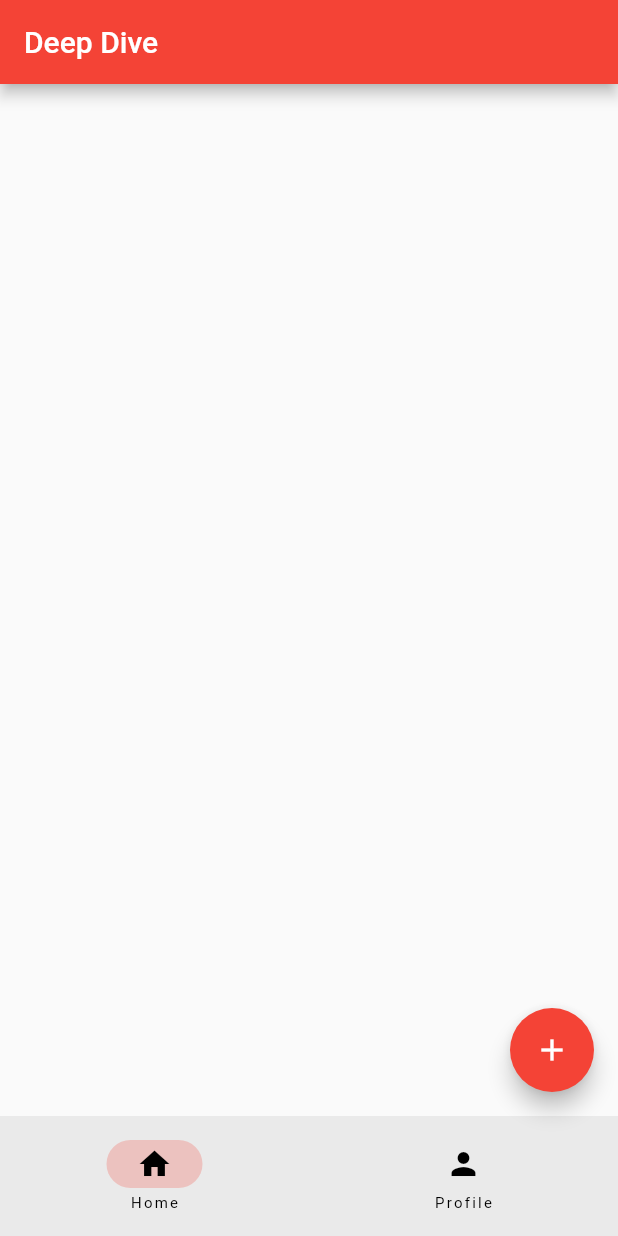
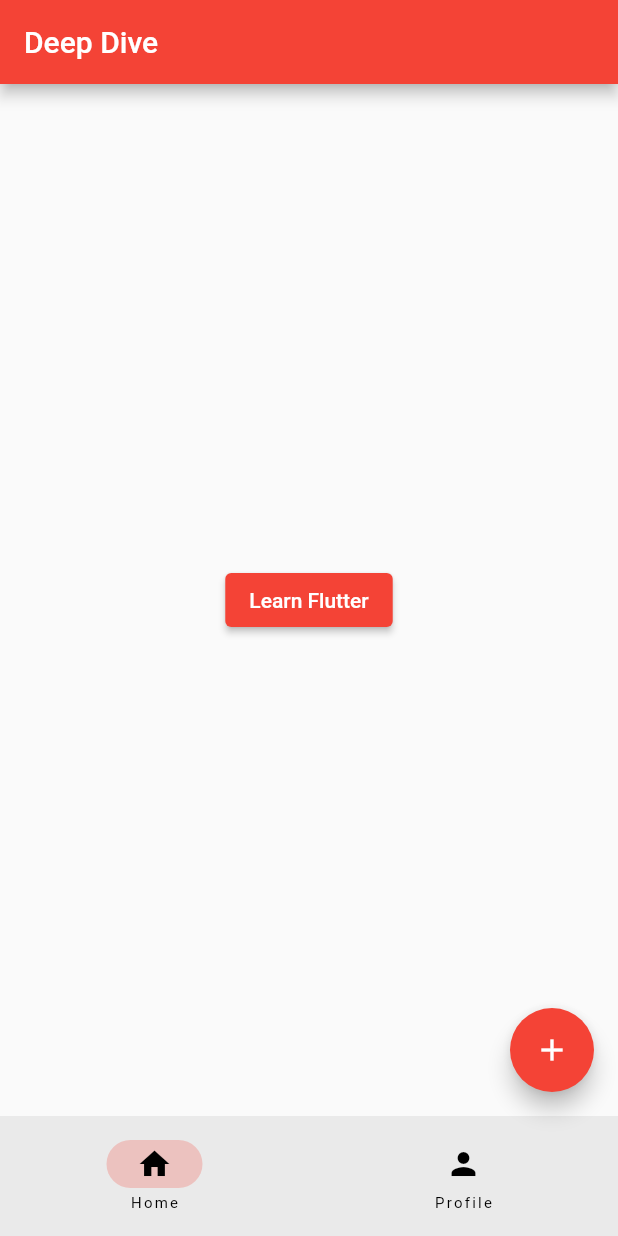
Before and after one commit to Asifor/flutter_deep_dive, a Flutter app: the screen it shows after launch, on a phone screen of 412 x 824 dp. Run offline on Flutter 3.47's test engine with Material 2 defaults, Android fonts, the phone set to English and light mode, and no system bars.

Commit message:
update home_page.dart

```diff
--- a/lib/home_page.dart
+++ b/lib/home_page.dart
@@ -5,6 +5,9 @@
 
   @override
   Widget build(BuildContext context) {
-    return Container();
+    return Center(
+      child:
+          ElevatedButton(onPressed: () {}, child: const Text('Learn Flutter')),
+    );
   }
 }
```
